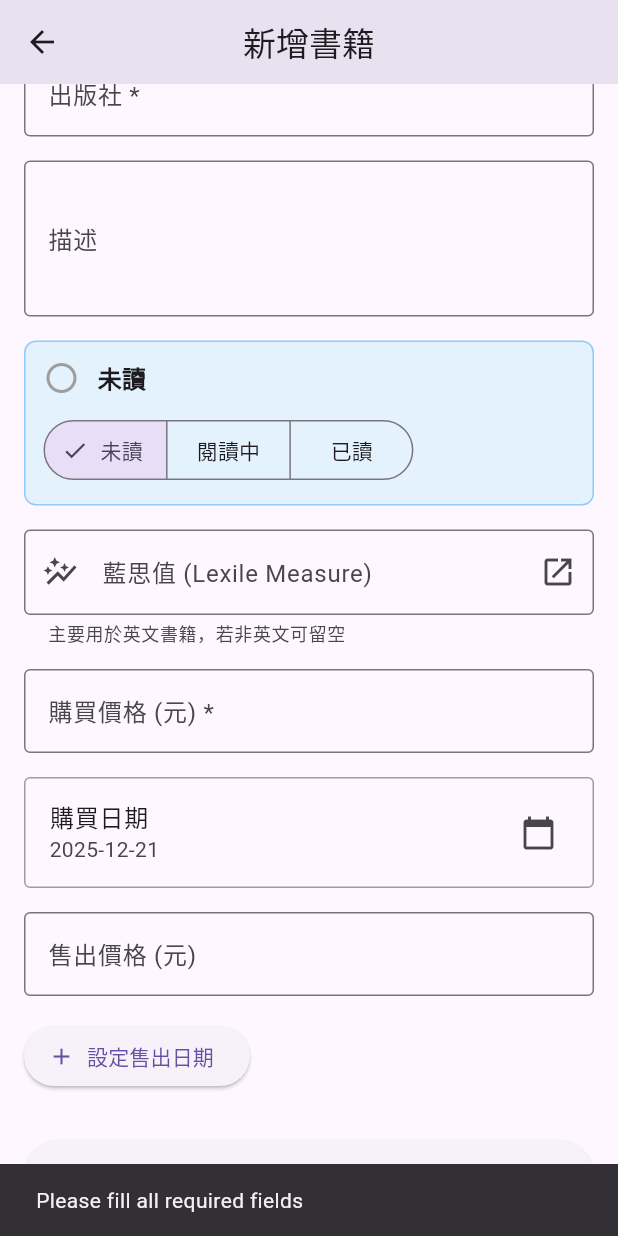
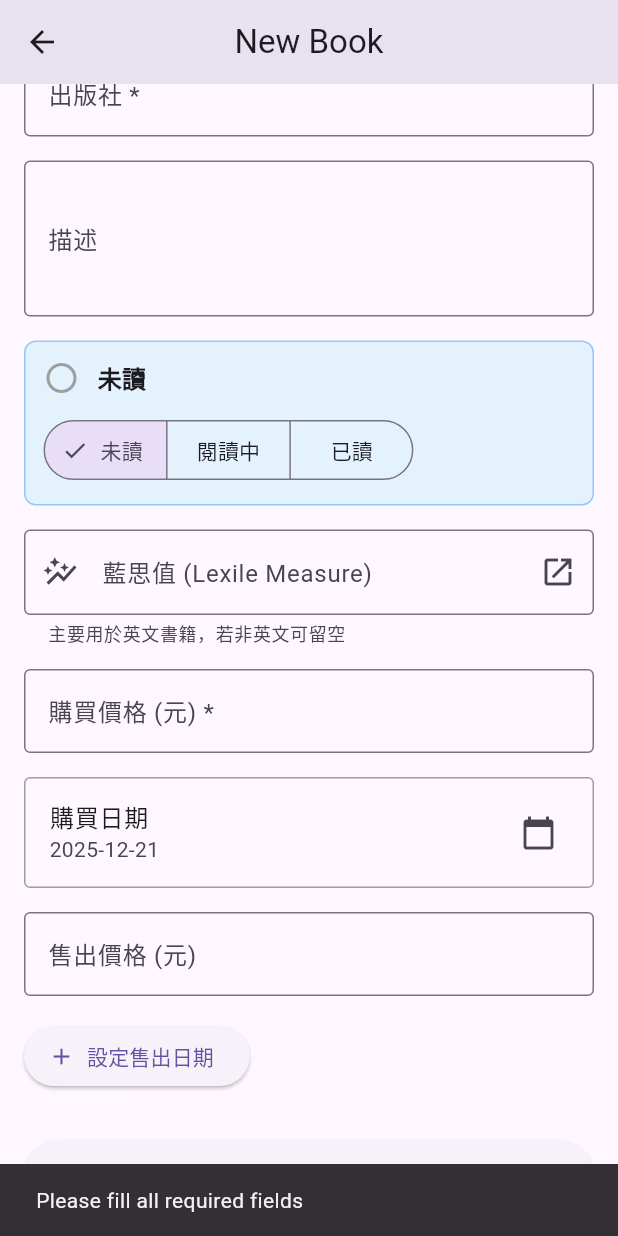
Before and after one commit to certaindaniel/ISBN, a Flutter app: the BookEditScreen screen opened by its route, scrolled down 457 dp, after a tap on "保存書籍", on a phone screen of 412 x 824 dp. Run offline on Flutter 3.47's test engine with Material 3 defaults, Android fonts, the phone set to English and light mode, and no system bars; our stand-ins replace image_picker, shared_preferences, sqflite, webview_flutter; missing offline and left inert: mobile_scanner; accounts and stored records are empty.

Commit message:
本地化：將主要 UI 文字改用 （main / BookEdit）
Why: 移除硬編碼標題與書籍編輯頁內的字串，改為使用 gen-l10n 產出的 API，以支援多語與一致性。 What: 修改 （使用 ）與 （SnackBar、AppBar、錯誤訊息等）。

```diff
--- a/lib/main.dart
+++ b/lib/main.dart
@@ -64,7 +64,6 @@ class IsbnBookManagerApp extends StatelessWidget {
         ChangeNotifierProvider(create: (_) => BookProvider()..initialize()),
       ],
       child: MaterialApp(
-        title: 'ISBN 書籍管理',
         localizationsDelegates: const [
           AppLocalizations.delegate,
           GlobalMaterialLocalizations.delegate,
@@ -72,6 +71,7 @@ class IsbnBookManagerApp extends StatelessWidget {
           GlobalCupertinoLocalizations.delegate,
         ],
         supportedLocales: AppLocalizations.supportedLocales,
+        onGenerateTitle: (context) => AppLocalizations.of(context)!.appTitle,
         theme: ThemeData(
           primarySwatch: Colors.blue,
           useMaterial3: true,
--- a/lib/screens/book_edit_screen.dart
+++ b/lib/screens/book_edit_screen.dart
@@ -201,9 +201,10 @@ class _BookEditScreenState extends State<BookEditScreen> {
     final fallback =
         '${_titleController.text} ${_authorController.text}'.trim();
     final query = isbn.isNotEmpty ? isbn : fallback;
+        final loc = AppLocalizations.of(context)!;
         if (query.isEmpty) {
           ScaffoldMessenger.of(context).showSnackBar(
-        const SnackBar(content: Text('請先填入書名與作者再查詢 Lexile')),
+            SnackBar(content: Text(loc.lexile_need_title_author)),
           );
       return;
     }
@@ -220,12 +221,13 @@ class _BookEditScreenState extends State<BookEditScreen> {
         _lexileScoreController.text = result.toString();
       });
           ScaffoldMessenger.of(context).showSnackBar(
-        SnackBar(content: Text('已回填 Lexile：${result}L')),
+            SnackBar(content: Text(loc.lexile_refilled(result))),
           );
     }
   }
 
   Future<void> _pickImage() async {
+    final loc = AppLocalizations.of(context)!;
     try {
       final XFile? pickedFile = await _imagePicker.pickImage(
         source: ImageSource.camera,
@@ -237,13 +239,13 @@ class _BookEditScreenState extends State<BookEditScreen> {
           _pickedImage = File(pickedFile.path);
         });
             ScaffoldMessenger.of(context).showSnackBar(
-          const SnackBar(content: Text('已拍攝書籍封面')),
+              SnackBar(content: Text(loc.photo_taken)),
             );
       }
     } catch (e) {
       if (!mounted) return;
       ScaffoldMessenger.of(context).showSnackBar(
-        SnackBar(content: Text('拍照失敗: $e'), backgroundColor: Colors.red),
+            SnackBar(content: Text(loc.photo_failed(e)), backgroundColor: Colors.red),
       );
     }
   }
@@ -347,13 +349,13 @@ class _BookEditScreenState extends State<BookEditScreen> {
 
     if (success && mounted) {
           ScaffoldMessenger.of(context).showSnackBar(
-        const SnackBar(content: Text('書籍已儲存')),
+            SnackBar(content: Text(loc.book_saved)),
           );
       Navigator.of(context).pop(true);
     } else if (mounted) {
       ScaffoldMessenger.of(context).showSnackBar(
             SnackBar(
-          content: Text(provider.error ?? '儲存失敗'),
+              content: Text(provider.error ?? loc.save_failed),
               backgroundColor: Colors.red,
             ),
       );
@@ -363,6 +365,7 @@ class _BookEditScreenState extends State<BookEditScreen> {
 
   @override
   Widget build(BuildContext context) {
+    final loc = AppLocalizations.of(context)!;
     return PopScope<Object?>(
       canPop: false,
       onPopInvokedWithResult: (bool didPop, Object? result) async {
@@ -374,7 +377,7 @@ class _BookEditScreenState extends State<BookEditScreen> {
       },
       child: Scaffold(
         appBar: AppBar(
-          title: Text(widget.initialBook == null ? '新增書籍' : '編輯書籍'),
+              title: Text(widget.initialBook == null ? loc.new_book : loc.edit_book),
           centerTitle: true,
         ),
         body: SingleChildScrollView(
--- a/lib/screens/lexile_webview_screen.dart
+++ b/lib/screens/lexile_webview_screen.dart
@@ -66,8 +66,8 @@ class _LexileWebViewScreenState extends State<LexileWebViewScreen> {
                 if (context.mounted) {
                   ScaffoldMessenger.of(context).showSnackBar(
                     SnackBar(
-                        content: Text(
-                            AppLocalizations.of(context)!.lexile_clipboard_none)),
+                        content: Text(AppLocalizations.of(context)!
+                            .lexile_clipboard_none)),
                   );
                 }
               }
```
Lines whose indentation alone changed are shown as unchanged.
